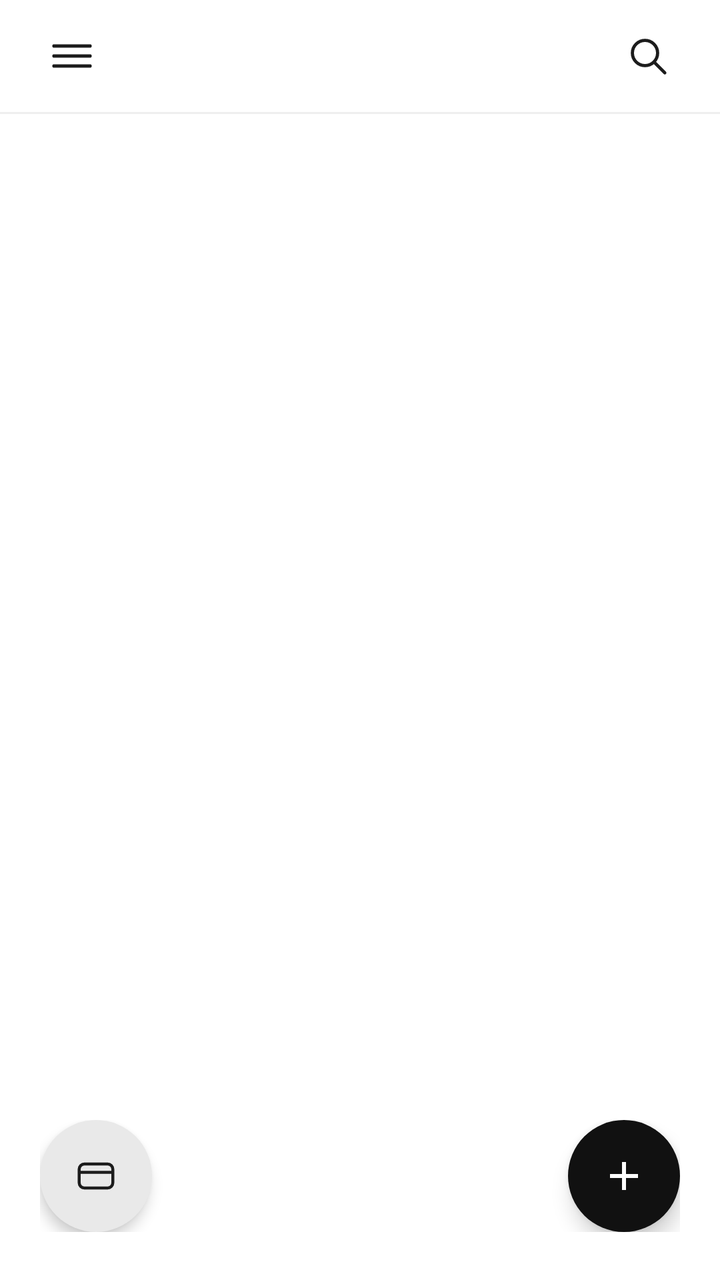
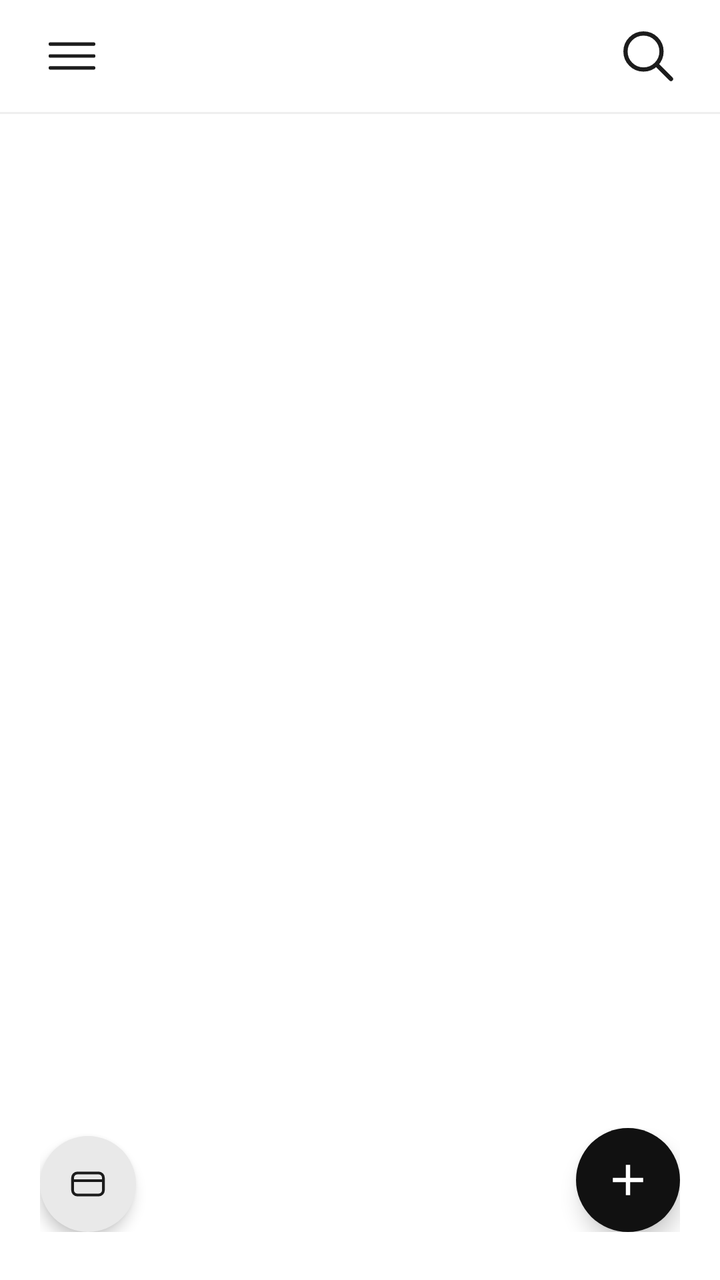

Screens rendered from an Android XML layout before and after an edit, with the pre-edit source and the edit as a unified diff.
<!-- AndroidManifest.xml: application theme Theme.WuDiary -->
<!-- res/layout/activity_main.xml -->
<?xml version="1.0" encoding="utf-8"?>
<LinearLayout xmlns:android="http://schemas.android.com/apk/res/android"
    xmlns:app="http://schemas.android.com/apk/res-auto"
    android:layout_width="match_parent"
    android:layout_height="match_parent"
    android:background="@color/background"
    android:orientation="vertical">

    <FrameLayout
        android:layout_width="match_parent"
        android:layout_height="56dp">

        <ImageButton
            android:id="@+id/btnMenu"
            android:layout_width="48dp"
            android:layout_height="48dp"
            android:layout_gravity="start|center_vertical"
            android:layout_marginStart="12dp"
            android:background="?attr/selectableItemBackgroundBorderless"
            android:contentDescription="@string/menu"
            android:scaleType="centerInside"
            android:src="@drawable/ic_menu" />

        <ImageButton
            android:id="@+id/btnSearch"
            android:layout_width="48dp"
            android:layout_height="48dp"
            android:layout_gravity="end|center_vertical"
            android:layout_marginEnd="12dp"
            android:background="?attr/selectableItemBackgroundBorderless"
            android:contentDescription="@string/search"
            android:scaleType="centerInside"
            android:src="@drawable/ic_search" />
    </FrameLayout>

    <View
        android:layout_width="match_parent"
        android:layout_height="1dp"
        android:background="@color/divider" />

    <LinearLayout
        android:id="@+id/calendarPanel"
        android:layout_width="match_parent"
        android:layout_height="wrap_content"
        android:orientation="vertical"
        android:paddingHorizontal="24dp"
        android:paddingTop="8dp"
        android:paddingBottom="4dp"
        android:visibility="gone">

        <LinearLayout
            android:layout_width="match_parent"
            android:layout_height="wrap_content"
            android:gravity="center_vertical"
            android:orientation="horizontal">

            <TextView
                android:id="@+id/textCalMonth"
                android:layout_width="wrap_content"
                android:layout_height="wrap_content"
                android:fontFamily="serif"
                android:textColor="@color/text_primary"
                android:textSize="26sp"
                android:textStyle="bold" />

            <TextView
                android:id="@+id/textCalYear"
                android:layout_width="wrap_content"
                android:layout_height="wrap_content"
                android:layout_marginStart="10dp"
                android:fontFamily="serif"
                android:textColor="@color/text_secondary"
                android:textSize="16sp" />

            <Space
                android:layout_width="0dp"
                android:layout_height="1dp"
                android:layout_weight="1" />

            <ImageButton
                android:id="@+id/btnPrevMonth"
                android:layout_width="40dp"
                android:layout_height="40dp"
                android:background="?attr/selectableItemBackgroundBorderless"
                android:contentDescription="@string/prev_month"
                android:scaleType="centerInside"
                android:src="@drawable/ic_chevron_left" />

            <ImageButton
                android:id="@+id/btnNextMonth"
                android:layout_width="40dp"
                android:layout_height="40dp"
                android:layout_marginStart="8dp"
                android:background="?attr/selectableItemBackgroundBorderless"
                android:contentDescription="@string/next_month"
                android:scaleType="centerInside"
                android:src="@drawable/ic_chevron_right" />
        </LinearLayout>

        <LinearLayout
            android:id="@+id/weekHeader"
            android:layout_width="match_parent"
            android:layout_height="wrap_content"
            android:layout_marginTop="12dp"
            android:orientation="horizontal">

            <TextView
                android:layout_width="0dp"
                android:layout_height="wrap_content"
                android:layout_weight="1"
                android:gravity="center"
                android:text="@string/week_sun"
                android:textColor="@color/text_secondary"
                android:textSize="14sp" />

            <TextView
                android:layout_width="0dp"
                android:layout_height="wrap_content"
                android:layout_weight="1"
                android:gravity="center"
                android:text="@string/week_mon"
                android:textColor="@color/text_secondary"
                android:textSize="14sp" />

            <TextView
                android:layout_width="0dp"
                android:layout_height="wrap_content"
                android:layout_weight="1"
                android:gravity="center"
                android:text="@string/week_tue"
                android:textColor="@color/text_secondary"
                android:textSize="14sp" />

            <TextView
                android:layout_width="0dp"
                android:layout_height="wrap_content"
                android:layout_weight="1"
                android:gravity="center"
                android:text="@string/week_wed"
                android:textColor="@color/text_secondary"
                android:textSize="14sp" />

            <TextView
                android:layout_width="0dp"
                android:layout_height="wrap_content"
                android:layout_weight="1"
                android:gravity="center"
                android:text="@string/week_thu"
                android:textColor="@color/text_secondary"
                android:textSize="14sp" />

            <TextView
                android:layout_width="0dp"
                android:layout_height="wrap_content"
                android:layout_weight="1"
                android:gravity="center"
                android:text="@string/week_fri"
                android:textColor="@color/text_secondary"
                android:textSize="14sp" />

            <TextView
                android:layout_width="0dp"
                android:layout_height="wrap_content"
                android:layout_weight="1"
                android:gravity="center"
                android:text="@string/week_sat"
                android:textColor="@color/text_secondary"
                android:textSize="14sp" />
        </LinearLayout>

        <LinearLayout
            android:id="@+id/dayGrid"
            android:layout_width="match_parent"
            android:layout_height="wrap_content"
            android:layout_marginTop="4dp"
            android:orientation="vertical" />
    </LinearLayout>

    <FrameLayout
        android:layout_width="match_parent"
        android:layout_height="0dp"
        android:layout_weight="1">

        <androidx.recyclerview.widget.RecyclerView
            android:id="@+id/recycler"
            android:layout_width="match_parent"
            android:layout_height="match_parent"
            android:clipToPadding="false"
            android:paddingTop="8dp"
            android:paddingBottom="112dp" />

        <LinearLayout
            android:id="@+id/emptyView"
            android:layout_width="wrap_content"
            android:layout_height="wrap_content"
            android:layout_gravity="center"
            android:gravity="center"
            android:orientation="vertical"
            android:visibility="gone">

            <TextView
                android:layout_width="wrap_content"
                android:layout_height="wrap_content"
                android:text="@string/empty_title"
                android:textColor="@color/text_primary"
                android:textSize="16sp"
                android:textStyle="bold" />

            <TextView
                android:layout_width="wrap_content"
                android:layout_height="wrap_content"
                android:layout_marginTop="6dp"
                android:text="@string/empty_subtitle"
                android:textColor="@color/text_secondary"
                android:textSize="13sp" />
        </LinearLayout>

        <LinearLayout
            android:layout_width="match_parent"
            android:layout_height="wrap_content"
            android:layout_gravity="bottom"
            android:gravity="bottom"
            android:orientation="horizontal"
            android:paddingHorizontal="20dp"
            android:paddingTop="8dp"
            android:paddingBottom="24dp">

            <com.google.android.material.floatingactionbutton.FloatingActionButton
                android:id="@+id/fabWallet"
                android:layout_width="wrap_content"
                android:layout_height="wrap_content"
                android:contentDescription="@string/wallet"
                app:backgroundTint="@color/surface"
                app:elevation="4dp"
                app:shapeAppearanceOverlay="@style/ShapeAppearanceOverlay.App.FabCircle"
                app:srcCompat="@drawable/ic_wallet"
                app:tint="@color/text_primary" />

            <Space
                android:layout_width="0dp"
                android:layout_height="1dp"
                android:layout_weight="1" />

            <com.google.android.material.floatingactionbutton.FloatingActionButton
                android:id="@+id/fabAdd"
                android:layout_width="wrap_content"
                android:layout_height="wrap_content"
                android:contentDescription="@string/add_diary"
                app:backgroundTint="@color/fab_dark"
                app:elevation="6dp"
                app:shapeAppearanceOverlay="@style/ShapeAppearanceOverlay.App.FabCircle"
                app:srcCompat="@drawable/ic_add"
                app:tint="@android:color/white" />
        </LinearLayout>
    </FrameLayout>

</LinearLayout>
<!-- resources referenced by this layout -->
<resources>
  <color name="background">#FFFFFF</color>
  <color name="divider">#EFEFEF</color>
  <color name="fab_dark">#111111</color>
  <color name="surface">#FFFFFF</color>
  <color name="text_primary">#1C1C1C</color>
  <color name="text_secondary">#BDBDBD</color>
  <!-- drawable ic_add (drawable) -->
  <?xml version="1.0" encoding="utf-8"?>
  <vector xmlns:android="http://schemas.android.com/apk/res/android"
      android:width="24dp"
      android:height="24dp"
      android:viewportWidth="24"
      android:viewportHeight="24">
      <path
          android:fillColor="#FFFFFF"
          android:pathData="M19,13h-6v6h-2v-6H5v-2h6V5h2v6h6v2z" />
  </vector>
  <!-- drawable ic_chevron_left (drawable) -->
  <?xml version="1.0" encoding="utf-8"?>
  <vector xmlns:android="http://schemas.android.com/apk/res/android"
      android:width="24dp"
      android:height="24dp"
      android:viewportWidth="24"
      android:viewportHeight="24">
      <path
          android:fillColor="#00000000"
          android:pathData="M15,5 L8,12 L15,19"
          android:strokeColor="#1C1C1C"
          android:strokeLineCap="round"
          android:strokeLineJoin="round"
          android:strokeWidth="1.6" />
  </vector>
  <!-- drawable ic_chevron_right (drawable) -->
  <?xml version="1.0" encoding="utf-8"?>
  <vector xmlns:android="http://schemas.android.com/apk/res/android"
      android:width="24dp"
      android:height="24dp"
      android:viewportWidth="24"
      android:viewportHeight="24">
      <path
          android:fillColor="#00000000"
          android:pathData="M9,5 L16,12 L9,19"
          android:strokeColor="#1C1C1C"
          android:strokeLineCap="round"
          android:strokeLineJoin="round"
          android:strokeWidth="1.6" />
  </vector>
  <!-- drawable ic_menu (drawable) -->
  <?xml version="1.0" encoding="utf-8"?>
  <vector xmlns:android="http://schemas.android.com/apk/res/android"
      android:width="24dp"
      android:height="24dp"
      android:viewportWidth="24"
      android:viewportHeight="24">
      <path
          android:fillColor="#00000000"
          android:pathData="M3,7 L21,7 M3,12 L21,12 M3,17 L21,17"
          android:strokeColor="#1C1C1C"
          android:strokeLineCap="round"
          android:strokeWidth="1.7" />
  </vector>
  <!-- drawable ic_search (drawable) -->
  <?xml version="1.0" encoding="utf-8"?>
  <vector xmlns:android="http://schemas.android.com/apk/res/android"
      android:width="24dp"
      android:height="24dp"
      android:viewportWidth="24"
      android:viewportHeight="24">
      <path
          android:fillColor="#00000000"
          android:pathData="M10.5,4.2 A6.3,6.3 0 1 1 10.5,16.8 A6.3,6.3 0 1 1 10.5,4.2 Z"
          android:strokeColor="#1C1C1C"
          android:strokeWidth="1.6" />
      <path
          android:fillColor="#00000000"
          android:pathData="M15.2,15.2 L20.4,20.4"
          android:strokeColor="#1C1C1C"
          android:strokeLineCap="round"
          android:strokeWidth="1.6" />
  </vector>
  <string name="add_diary">新建日记</string>
  <string name="empty_subtitle">点右下角按钮，记录今天的心情吧</string>
  <string name="empty_title">还没有日记</string>
  <string name="menu">菜单</string>
  <string name="next_month">下一月</string>
  <string name="prev_month">上一月</string>
  <string name="search">搜索</string>
  <string name="wallet">钱包</string>
  <string name="week_fri">Fri</string>
  <string name="week_mon">Mon</string>
  <string name="week_sat">Sat</string>
  <string name="week_sun">Sun</string>
  <string name="week_thu">Thu</string>
  <string name="week_tue">Tue</string>
  <string name="week_wed">Wed</string>
  <style name="ShapeAppearanceOverlay.App.FabCircle" parent="">
          <item name="cornerFamily">rounded</item>
          <item name="cornerSize">50%</item>
      </style>
  <color name="primary">#1C1C1C</color>
  <!-- unchanged entries left out for length: 2 -->
</resources>

<!-- the commit's change to res/layout/activity_main.xml (unified diff, before → after) -->
@@ -1,10 +1,17 @@
 <?xml version="1.0" encoding="utf-8"?>
-<LinearLayout xmlns:android="http://schemas.android.com/apk/res/android"
+<androidx.drawerlayout.widget.DrawerLayout xmlns:android="http://schemas.android.com/apk/res/android"
     xmlns:app="http://schemas.android.com/apk/res-auto"
+    android:id="@+id/drawerRoot"
     android:layout_width="match_parent"
     android:layout_height="match_parent"
     android:background="@color/background"
-    android:orientation="vertical">
+    android:fitsSystemWindows="true">
+
+    <LinearLayout
+        android:layout_width="match_parent"
+        android:layout_height="match_parent"
+        android:background="@color/background"
+        android:orientation="vertical">
 
     <FrameLayout
         android:layout_width="match_parent"
@@ -232,6 +239,8 @@
                 android:contentDescription="@string/wallet"
                 app:backgroundTint="@color/surface"
                 app:elevation="4dp"
+                app:fabCustomSize="48dp"
+                app:maxImageSize="22dp"
                 app:shapeAppearanceOverlay="@style/ShapeAppearanceOverlay.App.FabCircle"
                 app:srcCompat="@drawable/ic_wallet"
                 app:tint="@color/text_primary" />
@@ -248,10 +257,63 @@
                 android:contentDescription="@string/add_diary"
                 app:backgroundTint="@color/fab_dark"
                 app:elevation="6dp"
+                app:fabCustomSize="52dp"
+                app:maxImageSize="26dp"
                 app:shapeAppearanceOverlay="@style/ShapeAppearanceOverlay.App.FabCircle"
                 app:srcCompat="@drawable/ic_add"
                 app:tint="@android:color/white" />
         </LinearLayout>
     </FrameLayout>
-
-</LinearLayout>
+    </LinearLayout>
+
+    <LinearLayout
+        android:id="@+id/drawerPanel"
+        android:layout_width="280dp"
+        android:layout_height="match_parent"
+        android:layout_gravity="start"
+        android:background="@color/surface"
+        android:orientation="vertical"
+        android:paddingTop="28dp">
+
+        <TextView
+            android:layout_width="wrap_content"
+            android:layout_height="wrap_content"
+            android:layout_marginStart="24dp"
+            android:layout_marginBottom="20dp"
+            android:fontFamily="serif"
+            android:text="@string/app_name"
+            android:textColor="@color/text_primary"
+            android:textSize="20sp"
+            android:textStyle="bold" />
+
+        <View
+            android:layout_width="match_parent"
+            android:layout_height="1dp"
+            android:background="@color/divider" />
+
+        <LinearLayout
+            android:id="@+id/itemSettings"
+            android:layout_width="match_parent"
+            android:layout_height="56dp"
+            android:background="?attr/selectableItemBackground"
+            android:clickable="true"
+            android:focusable="true"
+            android:gravity="center_vertical"
+            android:orientation="horizontal"
+            android:paddingHorizontal="24dp">
+
+            <TextView
+                android:layout_width="wrap_content"
+                android:layout_height="wrap_content"
+                android:text="@string/settings"
+                android:textColor="@color/text_primary"
+                android:textSize="16sp" />
+        </LinearLayout>
+
+        <View
+            android:layout_width="match_parent"
+            android:layout_height="1dp"
+            android:background="@color/divider" />
+    </LinearLayout>
+
+</androidx.drawerlayout.widget.DrawerLayout>
<!-- resource entries referenced after the edit -->
@@ -50,43 +50,45 @@
   <!-- drawable ic_menu (drawable) -->
   <?xml version="1.0" encoding="utf-8"?>
   <vector xmlns:android="http://schemas.android.com/apk/res/android"
-      android:width="24dp"
-      android:height="24dp"
+      android:width="26dp"
+      android:height="26dp"
       android:viewportWidth="24"
       android:viewportHeight="24">
       <path
           android:fillColor="#00000000"
-          android:pathData="M3,7 L21,7 M3,12 L21,12 M3,17 L21,17"
+          android:pathData="M2,6.5 L22,6.5 M2,12 L22,12 M2,17.5 L22,17.5"
+          android:strokeColor="#1C1C1C"
+          android:strokeLineCap="round"
+          android:strokeWidth="1.6" />
+  </vector>
+  <!-- drawable ic_search (drawable) -->
+  <?xml version="1.0" encoding="utf-8"?>
+  <vector xmlns:android="http://schemas.android.com/apk/res/android"
+      android:width="30dp"
+      android:height="30dp"
+      android:viewportWidth="24"
+      android:viewportHeight="24">
+      <path
+          android:fillColor="#00000000"
+          android:pathData="M10.2,3 A7.2,7.2 0 1 1 10.2,17.4 A7.2,7.2 0 1 1 10.2,3 Z"
+          android:strokeColor="#1C1C1C"
+          android:strokeWidth="1.7" />
+      <path
+          android:fillColor="#00000000"
+          android:pathData="M15.5,15.5 L21.2,21.2"
           android:strokeColor="#1C1C1C"
           android:strokeLineCap="round"
           android:strokeWidth="1.7" />
   </vector>
-  <!-- drawable ic_search (drawable) -->
-  <?xml version="1.0" encoding="utf-8"?>
-  <vector xmlns:android="http://schemas.android.com/apk/res/android"
-      android:width="24dp"
-      android:height="24dp"
-      android:viewportWidth="24"
-      android:viewportHeight="24">
-      <path
-          android:fillColor="#00000000"
-          android:pathData="M10.5,4.2 A6.3,6.3 0 1 1 10.5,16.8 A6.3,6.3 0 1 1 10.5,4.2 Z"
-          android:strokeColor="#1C1C1C"
-          android:strokeWidth="1.6" />
-      <path
-          android:fillColor="#00000000"
-          android:pathData="M15.2,15.2 L20.4,20.4"
-          android:strokeColor="#1C1C1C"
-          android:strokeLineCap="round"
-          android:strokeWidth="1.6" />
-  </vector>
   <string name="add_diary">新建日记</string>
+  <string name="app_name">Wu Diary</string>
   <string name="empty_subtitle">点右下角按钮，记录今天的心情吧</string>
   <string name="empty_title">还没有日记</string>
   <string name="menu">菜单</string>
   <string name="next_month">下一月</string>
   <string name="prev_month">上一月</string>
   <string name="search">搜索</string>
+  <string name="settings">设置</string>
   <string name="wallet">钱包</string>
   <string name="week_fri">Fri</string>
   <string name="week_mon">Mon</string>
